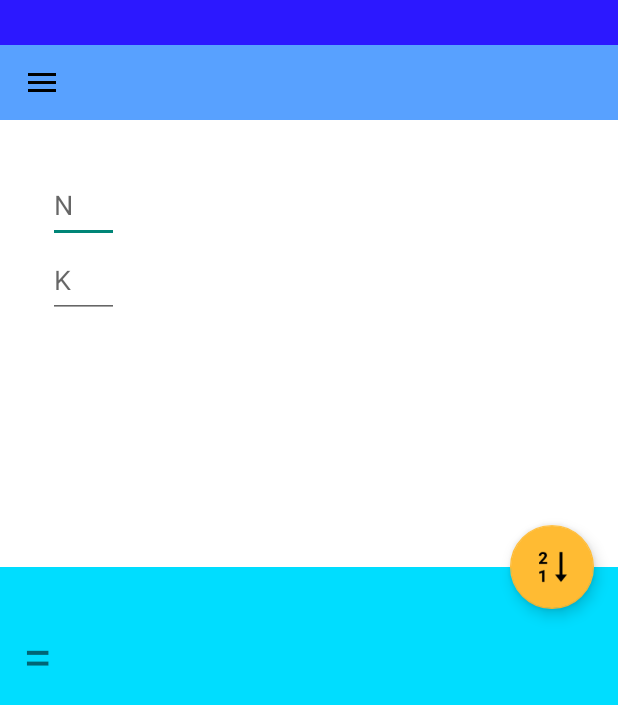
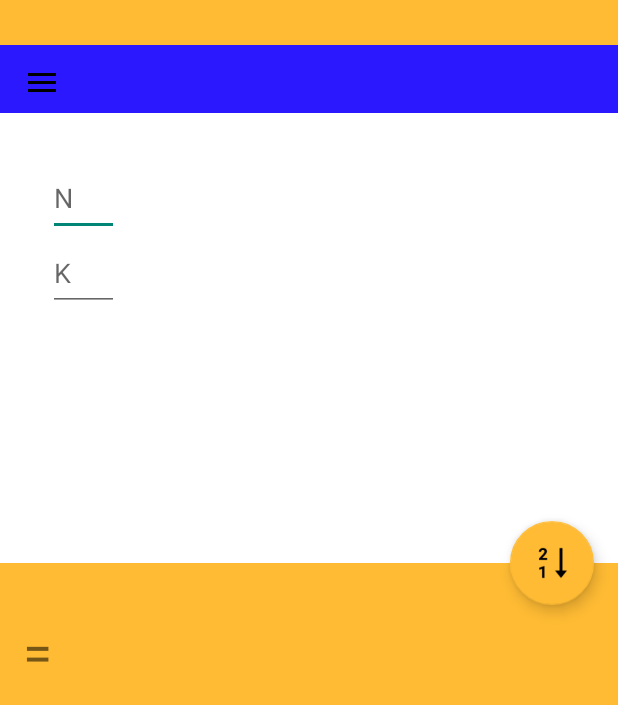
Before and after one commit to tvisnia/Combilator, an Android app: the screen it shows after launch (MainActivity2), on a phone screen of 412 x 824 dp. Shown: the top 705 px of the screen. Run offline under Robolectric (Android 15) with nearby library versions, the phone set to English and light mode, and no system bars.

```diff
--- a/app/build.gradle
+++ b/app/build.gradle
@@ -38,4 +38,5 @@ dependencies {
     compile 'com.android.support:recyclerview-v7:22.2.1'
     compile 'org.roboguice:roboguice:3.0-alpha-2'
     compile 'de.hdodenhof:circleimageview:1.3.0'
+    compile 'com.google.code.gson:gson:2.3'
 }
--- a/app/src/main/java/com/hexati/combilator/MainActivity2.java
+++ b/app/src/main/java/com/hexati/combilator/MainActivity2.java
@@ -1,22 +1,44 @@
 package com.hexati.combilator;
 
+import android.content.res.ColorStateList;
 import android.content.res.Configuration;
 import android.os.Bundle;
+import android.support.design.widget.FloatingActionButton;
 import android.support.v4.widget.DrawerLayout;
 import android.support.v7.app.ActionBarDrawerToggle;
 import android.support.v7.app.AppCompatActivity;
 import android.support.v7.widget.LinearLayoutManager;
 import android.support.v7.widget.RecyclerView;
 import android.support.v7.widget.Toolbar;
+import android.text.TextUtils;
 import android.view.GestureDetector;
 import android.view.MotionEvent;
 import android.view.View;
+import android.widget.EditText;
+import android.widget.LinearLayout;
+import android.widget.TextView;
+import android.widget.Toast;
+
+import java.math.BigInteger;
+
+import utils.AnimationUtils;
 
 /**
  * Created by tomek on 22.09.15.
  */
 public class MainActivity2 extends AppCompatActivity {
+    private FloatingActionButton countNewtonButton;
+    private EditText nInput;
+    private EditText kInput;
+    private TextView newtonResult;
+    private int nValue;
+    private int kValue;
+    private BigInteger valueNewton = new BigInteger("1");
+    private BigInteger valueV = new BigInteger("1");
+    private BigInteger valueW = new BigInteger("1");
+    private BigInteger valueFactorial = new BigInteger("1");
 
+    private static final java.lang.String NAV_DRAWER_ITEM_CLICKED_POS_KEY = "key1";
     private static final String BOSS_NAME = "Tomasz Wiśniewski";
     private static final String BOSS_EMAIL = "tomek97@gmail.com";
 
@@ -25,22 +47,54 @@ public class MainActivity2 extends AppCompatActivity {
     private RecyclerView leftDrawerList;
     private ActionBarDrawerToggle drawerToggle;
     private NavigationDrawerAdapter drawerAdapter;
-    private CountingFragment newtonFragment;
 
+    LinearLayout coloredLayout;
 
     private String[] leftSliderData = {"Kombinacje", "Wariacje z powtórzeniami", "Wariacje bez powtórzeń"};
     private int[] icons = {R.drawable.nozyce, R.drawable.list, R.drawable.miotla};
     private LinearLayoutManager mLayoutManager;
 
+    private Toolbar topToolbar;
+
+
     @Override
     protected void onCreate(Bundle savedInstanceState) {
         super.onCreate(savedInstanceState);
         setContentView((R.layout.activity_main2));
-        initView();
+        countNewtonButton = (FloatingActionButton) findViewById(R.id.button_count_newton);
+        init();
         initToolbar();
         initDrawer();
-        newtonFragment = new CountingFragment();
+        countNewtonButton = (FloatingActionButton) findViewById(R.id.button_count_newton);
+        countNewtonButton.setImageResource(R.drawable.icon_numbers);
+        countNewtonButton.setBackgroundTintList(ColorStateList.valueOf(getResources().getColor(android.R.color.holo_orange_light)));
         onNavDrawerItemClickHandler(1);
+
+    }
+
+    private void initCountingViews() {
+        countNewtonButton = (FloatingActionButton) findViewById(R.id.button_count_newton);
+        nInput = (EditText) findViewById(R.id.newton_nInput);
+        kInput = (EditText) findViewById(R.id.newton_kInput);
+        newtonResult = (TextView) findViewById(R.id.result_newton);
+        countNewtonButton.setImageResource(R.drawable.icon_numbers);
+        countNewtonButton.setBackgroundTintList(ColorStateList.valueOf(getResources().getColor(android.R.color.holo_orange_light)));
+        countNewtonButton.setOnClickListener(v -> {
+
+                    String nInputText = nInput.getText().toString();
+                    String kInputText = kInput.getText().toString();
+
+                    if (!isInteger(nInputText, kInputText) || isEmpty(kInputText, kInputText)) {
+                        AnimationUtils.animateButton(countNewtonButton, false);
+                        Toast.makeText(v.getContext(), "Wprowadź N i K !", Toast.LENGTH_SHORT).show();
+                    } else {
+                        nValue = Integer.valueOf(nInputText);
+                        kValue = Integer.valueOf(kInputText);
+
+                        setNewtonResult();
+                    }
+                }
+        );
     }
 
     private void initToolbar() {
@@ -49,13 +103,14 @@ public class MainActivity2 extends AppCompatActivity {
         }
     }
 
-    private void initView() {
+    private void init() {
         leftDrawerList = (RecyclerView) findViewById(R.id.left_drawer);
         leftDrawerList.setHasFixedSize(true);
         drawerAdapter = new NavigationDrawerAdapter(leftSliderData, icons, BOSS_NAME, BOSS_EMAIL, R.drawable.unnamed, this);
 
         leftDrawerList.setAdapter(drawerAdapter);
         mLayoutManager = new LinearLayoutManager(this);
+        initCountingViews();
     }
 
     private void initDrawer() {
@@ -90,7 +145,8 @@ public class MainActivity2 extends AppCompatActivity {
             }
         });
         toolbar = (Toolbar) findViewById(R.id.toolbar);
-
+        topToolbar = (Toolbar) findViewById(R.id.toolbar_top);
+        coloredLayout = (LinearLayout) findViewById(R.id.coloredLayout);
         drawerLayout = (DrawerLayout) findViewById(R.id.drawerLayout);
         drawerToggle = new ActionBarDrawerToggle(this, drawerLayout, toolbar, R.string.drawer_open, R.string.drawer_close) {
 
@@ -125,7 +181,7 @@ public class MainActivity2 extends AppCompatActivity {
     public void onNavDrawerItemClickHandler(int position) {
         switch (position) {
             case 1: {
-                getSupportFragmentManager().beginTransaction().replace(R.id.fragment_container, newtonFragment).commit();
+                changeColor();
             }
             break;
             case 2: {
@@ -142,4 +198,42 @@ public class MainActivity2 extends AppCompatActivity {
         }
         drawerLayout.closeDrawers();
     }
+
+    public void changeColor() {
+        toolbar.setBackgroundColor(getResources().getColor(R.color.primaryColorDark));
+        topToolbar.setBackgroundColor(getResources().getColor(android.R.color.holo_orange_light));
+        coloredLayout.setBackgroundColor(getResources().getColor(android.R.color.holo_orange_light));
+    }
+
+    private BigInteger countNewtonBinomial(int n, int k) {
+        valueNewton = BigInteger.valueOf(1);
+        for (int i = 1; i <= k; i++) {
+            valueNewton = valueNewton.multiply(BigInteger.valueOf(n - i + 1)).divide(BigInteger.valueOf(i));
+            //valueNewton = valueNewton * (n - i + 1) / i;
+        }
+
+        return valueNewton;
+    }
+
+    private boolean isInteger(String nSymbol, String kSymbol) {
+        return (nSymbol.matches("^-?\\d+$") && kSymbol.matches("^-?\\d+$"));
+        //check whether String is Integer using regular expression
+    }
+
+    private boolean isEmpty(String nSymbol, String kSymbol) {
+        return (TextUtils.isEmpty(nSymbol) || TextUtils.isEmpty(kSymbol));
+    }
+
+    private void setNewtonResult() {
+        if (nValue == kValue || kValue == 0) {
+            newtonResult.setText("1");
+            AnimationUtils.animateButton(countNewtonButton, true);
+        } else if (kValue > nValue) {
+            AnimationUtils.animateButton(countNewtonButton, false);
+            Toast.makeText(this, "N => K", Toast.LENGTH_SHORT).show();
+        } else {
+            AnimationUtils.animateButton(countNewtonButton, true);
+            newtonResult.setText(String.valueOf(countNewtonBinomial(nValue, kValue)));
+        }
+    }
 }
--- a/app/src/main/res/layout/activity_main2.xml
+++ b/app/src/main/res/layout/activity_main2.xml
@@ -1,50 +1,55 @@
-<LinearLayout
+<FrameLayout xmlns:android="http://schemas.android.com/apk/res/android"
     xmlns:app="http://schemas.android.com/apk/res-auto"
-    xmlns:android="http://schemas.android.com/apk/res/android"
     xmlns:tools="http://schemas.android.com/tools"
     android:layout_width="match_parent"
+    android:layout_height="match_parent"
     android:orientation="vertical"
-    android:layout_height="match_parent"
     tools:context=".MainActivity">
 
     <include layout="@layout/toolbar_top" />
 
-    <include layout="@layout/toolbar"
+    <include
+        layout="@layout/toolbar"
+        android:layout_marginTop="30dp"
         android:layout_width="match_parent"
-        android:layout_height="50dp"
-        />
+        android:layout_height="50dp" />
 
 
     <android.support.v4.widget.DrawerLayout
+        android:id="@+id/drawerLayout"
         android:layout_width="match_parent"
-        android:id="@+id/drawerLayout"
         android:layout_height="match_parent">
 
         <!-- activity view -->
         <FrameLayout
+            android:layout_marginTop="75dp"
             android:id="@+id/fragment_container"
             android:layout_width="match_parent"
-            android:background="#fff"
-            android:layout_height="match_parent">
-        </FrameLayout>
+            android:layout_height="match_parent"
+            android:background="#fff"></FrameLayout>
+        <include layout="@layout/fragment_binomial_newton"
+            android:layout_marginTop="75dp"
+            android:layout_width="match_parent"
+            android:layout_height="match_parent"
+            />
 
 
         <!-- navigation drawer -->
         <RelativeLayout
+            android:layout_width="match_parent"
+            android:layout_height="match_parent"
             android:layout_gravity="left|start"
-            android:layout_width="match_parent"
-            android:background="#fff"
-            android:layout_height="match_parent">
+            android:background="#fff">
 
             <android.support.v7.widget.RecyclerView
                 android:id="@+id/left_drawer"
                 android:layout_width="match_parent"
                 android:layout_height="match_parent"
+                android:background="#fff"
                 android:divider="#eee"
-                android:background="#fff"
                 android:dividerHeight="1dp" />
         </RelativeLayout>
 
     </android.support.v4.widget.DrawerLayout>
 
-</LinearLayout>
+</FrameLayout>
--- a/app/src/main/res/layout/fragment_binomial_newton.xml
+++ b/app/src/main/res/layout/fragment_binomial_newton.xml
@@ -54,7 +54,7 @@
 
         <LinearLayout
 
-            android:id="@+id/viewB"
+            android:id="@+id/coloredLayout"
             android:layout_width="match_parent"
             android:layout_height="match_parent"
             android:layout_weight="0.4"
--- a/app/src/main/res/values/color.xml
+++ b/app/src/main/res/values/color.xml
@@ -2,4 +2,7 @@
 <resources>
     <color name="primaryColor">#ff58a1ff</color>
     <color name="primaryColorDark">#ff2c18ff</color>
+
+
+
 </resources>
```
Also changed, not shown: app/src/main/java/com/hexati/combilator/CountingFragment.java (+28 -0 lines), app/src/main/java/com/hexati/combilator/SharedPreferencesUtils.java (added, +33 -0 lines), 1 other file.
